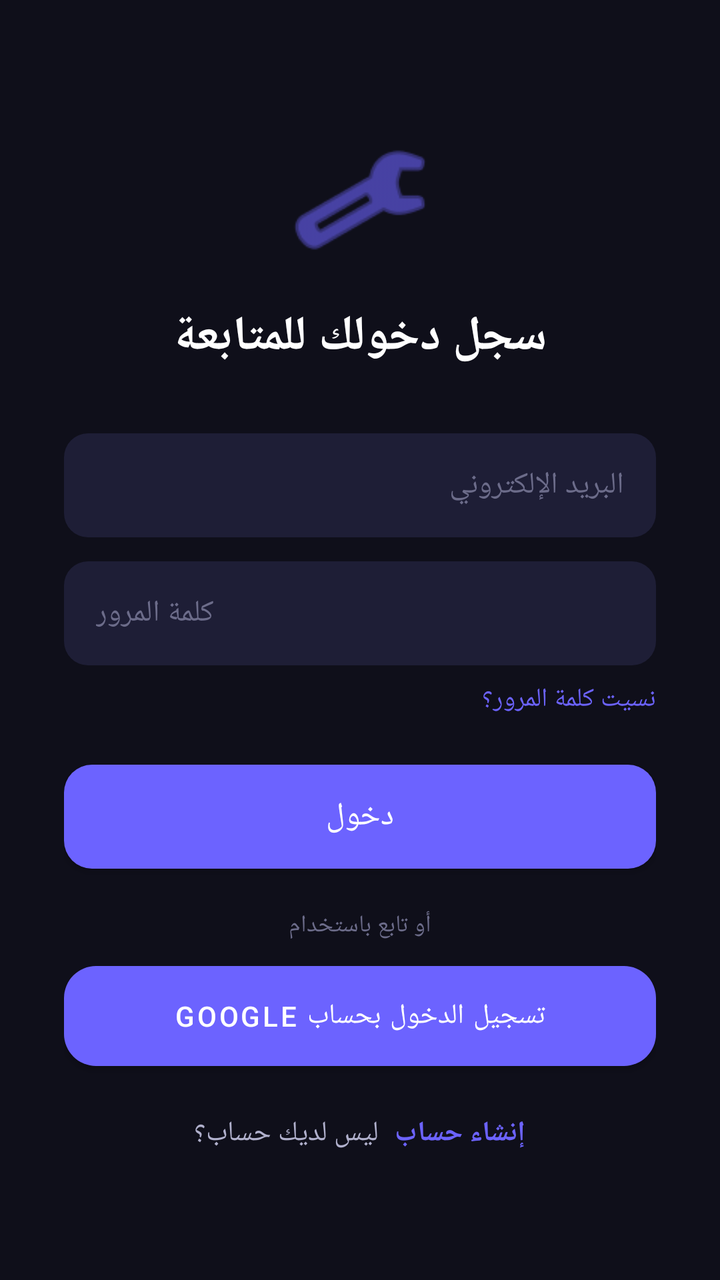
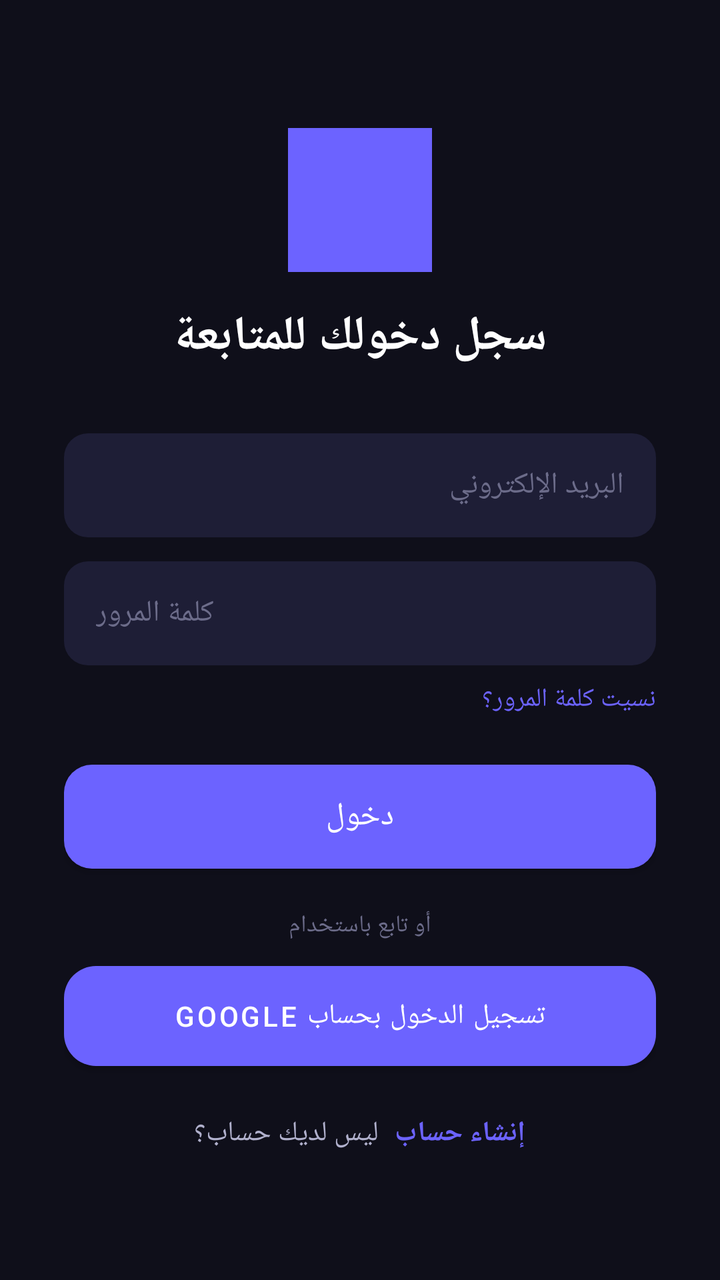

Before-and-after screenshots of an Android layout around one commit, followed by the original layout XML and the change that was made.
<!-- AndroidManifest.xml: application theme Theme.AbuZahraControl -->
<!-- res/layout/activity_login.xml -->
<?xml version="1.0" encoding="utf-8"?>
<ScrollView xmlns:android="http://schemas.android.com/apk/res/android"
    xmlns:app="http://schemas.android.com/apk/res-auto"
    android:layout_width="match_parent"
    android:layout_height="match_parent"
    android:background="@color/bg_primary"
    android:fillViewport="true">

    <LinearLayout
        android:layout_width="match_parent"
        android:layout_height="wrap_content"
        android:gravity="center"
        android:orientation="vertical"
        android:padding="32dp">

        <ImageView
            android:layout_width="72dp"
            android:layout_height="72dp"
            android:src="@android:drawable/ic_menu_manage"
            app:tint="@color/primary" />

        <TextView
            android:layout_width="wrap_content"
            android:layout_height="wrap_content"
            android:layout_marginTop="16dp"
            android:text="@string/login_subtitle"
            android:textColor="@color/text_primary"
            android:textSize="24sp"
            android:textStyle="bold" />

        <EditText
            android:id="@+id/etEmail"
            android:layout_width="match_parent"
            android:layout_height="52dp"
            android:layout_marginTop="32dp"
            android:background="@drawable/bg_input"
            android:hint="@string/email"
            android:inputType="textEmailAddress"
            android:paddingStart="16dp"
            android:paddingEnd="16dp"
            android:textColor="@color/text_primary"
            android:textColorHint="@color/text_hint"
            android:textSize="15sp" />

        <EditText
            android:id="@+id/etPassword"
            android:layout_width="match_parent"
            android:layout_height="52dp"
            android:layout_marginTop="12dp"
            android:background="@drawable/bg_input"
            android:hint="@string/password"
            android:inputType="textPassword"
            android:paddingStart="16dp"
            android:paddingEnd="16dp"
            android:textColor="@color/text_primary"
            android:textColorHint="@color/text_hint"
            android:textSize="15sp" />

        <TextView
            android:id="@+id/tvForgotPassword"
            android:layout_width="wrap_content"
            android:layout_height="wrap_content"
            android:layout_gravity="end"
            android:layout_marginTop="8dp"
            android:text="@string/forgot_password"
            android:textColor="@color/primary"
            android:textSize="13sp" />

        <Button
            android:id="@+id/btnLogin"
            android:layout_width="match_parent"
            android:layout_height="52dp"
            android:layout_marginTop="24dp"
            android:background="@drawable/bg_gradient_button"
            android:text="@string/sign_in"
            android:textColor="@color/white"
            android:textSize="16sp" />

        <TextView
            android:layout_width="wrap_content"
            android:layout_height="wrap_content"
            android:layout_marginTop="20dp"
            android:text="@string/or_continue_with"
            android:textColor="@color/text_hint"
            android:textSize="12sp" />

        <Button
            android:id="@+id/btnGoogleSignIn"
            android:layout_width="match_parent"
            android:layout_height="50dp"
            android:layout_marginTop="12dp"
            android:background="@drawable/bg_card"
            android:text="@string/login_with_google"
            android:textColor="@color/text_primary"
            android:textSize="14sp" />

        <LinearLayout
            android:layout_width="wrap_content"
            android:layout_height="wrap_content"
            android:layout_marginTop="24dp"
            android:orientation="horizontal">

            <TextView
                android:layout_width="wrap_content"
                android:layout_height="wrap_content"
                android:text="@string/no_account"
                android:textColor="@color/text_secondary"
                android:textSize="14sp" />

            <TextView
                android:id="@+id/tvGoRegister"
                android:layout_width="wrap_content"
                android:layout_height="wrap_content"
                android:layout_marginStart="8dp"
                android:text="@string/sign_up"
                android:textColor="@color/primary"
                android:textSize="14sp"
                android:textStyle="bold" />
        </LinearLayout>

    </LinearLayout>
</ScrollView>
<!-- resources referenced by this layout -->
<resources>
  <color name="bg_primary">#FF0F0F1A</color>
  <color name="primary">#FF6C63FF</color>
  <color name="text_hint">#FF6C6C8A</color>
  <color name="text_primary">#FFFFFFFF</color>
  <color name="text_secondary">#FFB0B0CC</color>
  <color name="white">#FFFFFFFF</color>
  <!-- drawable bg_card (drawable) -->
  <?xml version="1.0" encoding="utf-8"?>
  <shape xmlns:android="http://schemas.android.com/apk/res/android">
      <solid android:color="@color/bg_card" />
      <corners android:radius="16dp" />
  </shape>
  <!-- drawable bg_gradient_button (drawable) -->
  <?xml version="1.0" encoding="utf-8"?>
  <shape xmlns:android="http://schemas.android.com/apk/res/android">
      <gradient android:startColor="@color/primary" android:endColor="#FF3B82F6" android:angle="135" />
      <corners android:radius="14dp" />
  </shape>
  <!-- drawable bg_input (drawable) -->
  <?xml version="1.0" encoding="utf-8"?>
  <shape xmlns:android="http://schemas.android.com/apk/res/android">
      <solid android:color="@color/bg_input" />
      <corners android:radius="12dp" />
  </shape>
  <string name="email">البريد الإلكتروني</string>
  <string name="forgot_password">نسيت كلمة المرور؟</string>
  <string name="login_subtitle">سجل دخولك للمتابعة</string>
  <string name="login_with_google">تسجيل الدخول بحساب Google</string>
  <string name="no_account">ليس لديك حساب؟</string>
  <string name="or_continue_with">أو تابع باستخدام</string>
  <string name="password">كلمة المرور</string>
  <string name="sign_in">دخول</string>
  <string name="sign_up">إنشاء حساب</string>
  <style name="Theme.AbuZahraControl" parent="Theme.MaterialComponents.DayNight.NoActionBar">
          <item name="colorPrimary">@color/primary</item>
          <item name="colorPrimaryDark">@color/primary_dark</item>
          <item name="colorAccent">@color/primary</item>
          <item name="android:windowBackground">@color/bg_primary</item>
          <item name="android:navigationBarColor">@color/bg_primary</item>
          <item name="android:statusBarColor">@color/bg_primary</item>
          <item name="android:windowLightStatusBar">false</item>
          <item name="colorSurface">@color/bg_card</item>
          <item name="colorOnSurface">@color/text_primary</item>
          <item name="colorOnPrimary">@color/white</item>
      </style>
  <color name="bg_card">#FF16213E</color>
  <color name="bg_input">#FF1E1E36</color>
  <color name="primary_dark">#FF5A52E0</color>
</resources>

<!-- the commit's change to res/layout/activity_login.xml (unified diff, before → after) -->
@@ -16,7 +16,7 @@
         <ImageView
             android:layout_width="72dp"
             android:layout_height="72dp"
-            android:src="@android:drawable/ic_menu_manage"
+            android:src="@drawable/ic_launcher_foreground"
             app:tint="@color/primary" />
 
         <TextView
<!-- resource entries referenced after the edit -->
@@ -24,6 +24,14 @@
       <solid android:color="@color/bg_input" />
       <corners android:radius="12dp" />
   </shape>
+  <!-- drawable ic_launcher_foreground (drawable) -->
+  <?xml version="1.0" encoding="utf-8"?>
+  <vector xmlns:android="http://schemas.android.com/apk/res/android"
+      android:width="108dp" android:height="108dp"
+      android:viewportWidth="108" android:viewportHeight="108">
+      <path android:fillColor="#FF6C63FF" android:pathData="M0,0h108v108h-108z" />
+      <path android:fillColor="#FFFFFFFF" android:pathData="M54,30 L78,54 L54,78 L30,54 Z" />
+  </vector>
   <string name="email">البريد الإلكتروني</string>
   <string name="forgot_password">نسيت كلمة المرور؟</string>
   <string name="login_subtitle">سجل دخولك للمتابعة</string>
